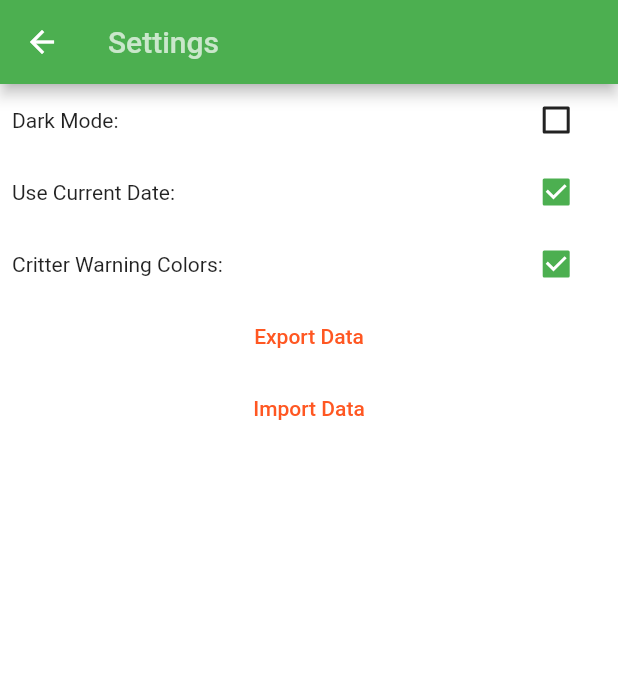
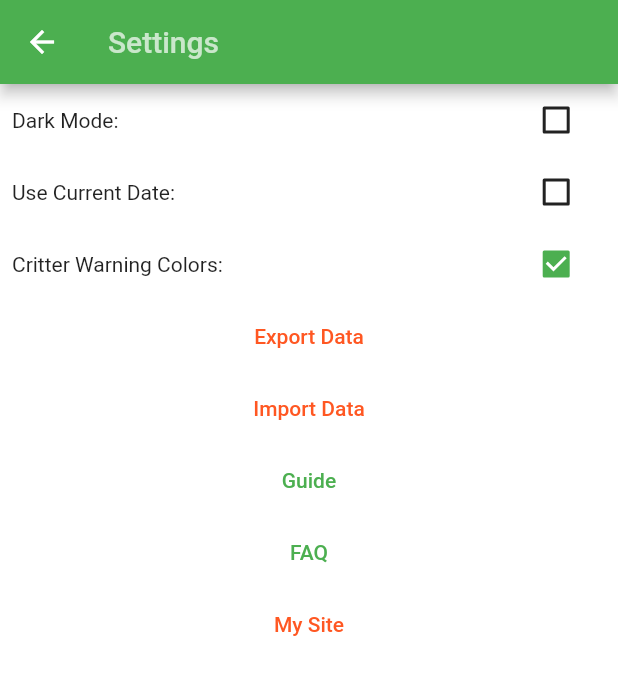
Before and after one commit to armlesswunder/accFlutter, a Flutter app: the screen it shows after launch, after a tap on the "settings" icon, on a phone screen of 412 x 824 dp. Shown: the top 675 px of the screen. Run offline on Flutter 3.47's test engine with Material 2 defaults, Android fonts, the light colour scheme and no system bars; our stand-ins replace drift, file_picker, share_plus, shared_preferences; accounts and stored records are empty; generated files the repository leaves out were written again; statements that could not run were skipped.

Commit message:
initial release

```diff
--- a/animal_crossing_catalog_flutter/lib/main.dart
+++ b/animal_crossing_catalog_flutter/lib/main.dart
@@ -8,6 +8,11 @@ import 'package:flutter/material.dart';
 import 'package:path_provider/path_provider.dart';
 import 'package:share_plus/share_plus.dart';
 import 'package:shared_preferences/shared_preferences.dart';
+import 'package:url_launcher/url_launcher.dart';
+
+const guideURL = "https://github.com/armlesswunder/android_ac_catalog/blob/master/README.md#guide";
+const faqURL = "https://github.com/armlesswunder/android_ac_catalog/blob/master/README.md#faq";
+const mySiteURL = "https://armlesswunder.github.io/";
 
 bool darkMode = true;
 
@@ -134,7 +139,7 @@ class _MyHomePageState extends State<MyHomePage> {
   final ScrollController _listController = ScrollController();
 
   bool critterColors = true;
-  bool useCurrentDate = true;
+  bool useCurrentDate = false;
 
   @override
   void initState() {
@@ -148,6 +153,7 @@ class _MyHomePageState extends State<MyHomePage> {
     await getPrefs();
     await initializeTypes();
     await getData();
+    clearCache();
     //_notifier.value = ThemeMode.dark;
   }
 
@@ -162,7 +168,7 @@ class _MyHomePageState extends State<MyHomePage> {
 
     darkMode = prefs?.getBool("darkMode") ?? false;
     critterColors = prefs?.getBool("critterColors") ?? true;
-    useCurrentDate = prefs?.getBool("useCurrentDate") ?? true;
+    useCurrentDate = prefs?.getBool("useCurrentDate") ?? false;
 
     var gameIndex = prefixList.indexOf(game);
     gameDisplay = gamesList[gameIndex];
@@ -544,7 +550,19 @@ class _MyHomePageState extends State<MyHomePage> {
               TextButton(onPressed: () {
                 openFile();
               }, child: Text('Import Data', style: TextStyle(color: darkMode ? Colors.white70 : Colors.deepOrange),)
-              )
+              ),
+              TextButton(onPressed: ()  {
+                openURL(Uri.parse(guideURL));
+              }, child: Text('Guide', style: TextStyle(color: Colors.green),)
+              ),
+              TextButton(onPressed: () {
+                openURL(Uri.parse(faqURL));
+              }, child: Text('FAQ', style: TextStyle(color: Colors.green),)
+              ),
+              TextButton(onPressed: () {
+                openURL(Uri.parse(mySiteURL));
+              }, child: Text('My Site', style: TextStyle(color: darkMode ? Colors.white70 : Colors.deepOrange),)
+              ),
           ],
         )
       );
@@ -733,9 +751,7 @@ class _MyHomePageState extends State<MyHomePage> {
   }
 
   Future<void> saveFile(String data) async {
-    String timestamp = '';
-    DateTime d = DateTime.now();
-    timestamp = '${d.year}${d.month}${d.day}:${d.hour}:${d.minute}:${d.second}';
+    String timestamp = getTimestamp();
     String filePath = '';
 
     if (isMobile()) {
@@ -747,8 +763,7 @@ class _MyHomePageState extends State<MyHomePage> {
       }
       File file = File(d.path + '/acc$timestamp.acb');
       await writeFile(file.path, data);
-      await Share.shareFiles([file.path], text: data);
-      file.deleteSync();
+      await Share.shareFiles([file.path]);
     } else {
       final documentsDir = await getApplicationDocumentsDirectory();
       var result = await FilePicker.platform.saveFile(initialDirectory: documentsDir.path);
@@ -758,6 +773,41 @@ class _MyHomePageState extends State<MyHomePage> {
         await file.create();
         await file.writeAsString(data);
         SnackBar(content: Text('Saved file: $filePath'),);
+      }
+    }
+  }
+
+  String getTimestamp() {
+    DateTime d = DateTime.now();
+    var y = d.year;
+    var m = d.month.toString().padLeft(2, '0');
+    var dd = d.day.toString().padLeft(2, '0');
+    var h = d.hour.toString().padLeft(2, '0');
+    var mm = d.minute.toString().padLeft(2, '0');
+    var s = d.second.toString().padLeft(2, '0');
+    return '$y$m$dd$h$mm$s';
+  }
+
+  void openURL(Uri url) async {
+    try {
+      await launchUrl(url);
+    } catch(err) {
+      print(err);
+    }
+  }
+
+  Future clearCache() async {
+    final directory = await getApplicationDocumentsDirectory();
+    var d = Directory(directory.path);
+    var c = await d.exists();
+    if (!c) {
+      await d.create();
+    }
+    var fileList = d.listSync();
+    for (var element in fileList) {
+      var s = element.path;
+      if (s.endsWith('.acb')) {
+        File(s).deleteSync();
       }
     }
   }
--- a/animal_crossing_catalog_flutter/pubspec.yaml
+++ b/animal_crossing_catalog_flutter/pubspec.yaml
@@ -32,6 +32,7 @@ dependencies:
   path_provider: ^2.0.0
   path: ^1.8.2
   file_picker: ^5.0.1
+  url_launcher: any
   share_plus: ^4.0.10+1
   sqflite: any
   shared_preferences: any
```
Also changed, not shown: animal_crossing_catalog_flutter/pubspec.lock, 4 other files.
